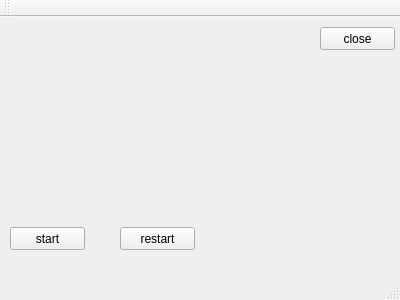
endlesswintertype/textwid, file code/mainwindow.ui: the form before one commit.
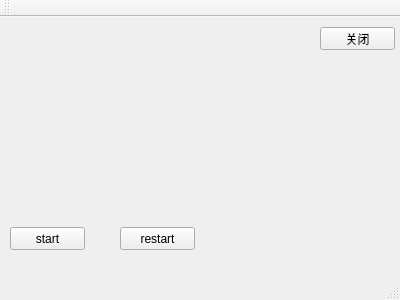
The form after the commit.

The edit to the form file:
```diff
--- a/code/mainwindow.ui
+++ b/code/mainwindow.ui
@@ -50,7 +50,7 @@
      </rect>
     </property>
     <property name="text">
-     <string>close</string>
+     <string>关闭</string>
     </property>
    </widget>
   </widget>
```
Left out of the diff: 2 changed lines with no effect on the pictures.
